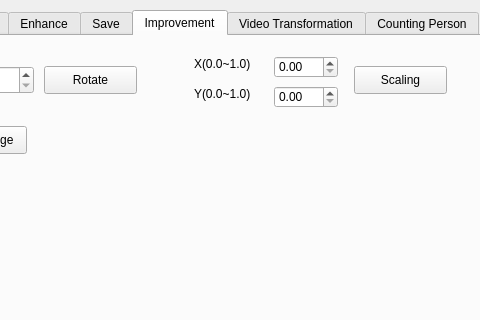
The window that image_processing_app.ui (soyoung125/MultimediaProcessingTool) describes before a commit, drawn with Qt 5; both pictures show x 148 to 628 and y 0 to 320 of the 1222 by 803 pixel window.
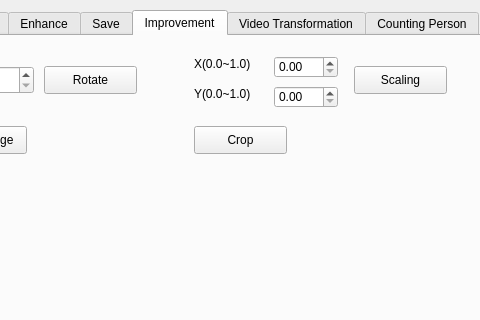
The same window after the commit. The open tabs and pages were chosen to show the change.

The edit to the form file:
```diff
--- a/image_processing_app.ui
+++ b/image_processing_app.ui
@@ -639,6 +639,19 @@
        <string>Open Image</string>
       </property>
      </widget>
+     <widget class="QPushButton" name="btnShowCrop">
+      <property name="geometry">
+       <rect>
+        <x>340</x>
+        <y>90</y>
+        <width>93</width>
+        <height>28</height>
+       </rect>
+      </property>
+      <property name="text">
+       <string>Crop</string>
+      </property>
+     </widget>
     </widget>
     <widget class="QWidget" name="tab_5">
      <attribute name="title">
```
Left out of the diff: 2 changed lines with no effect on the pictures.
